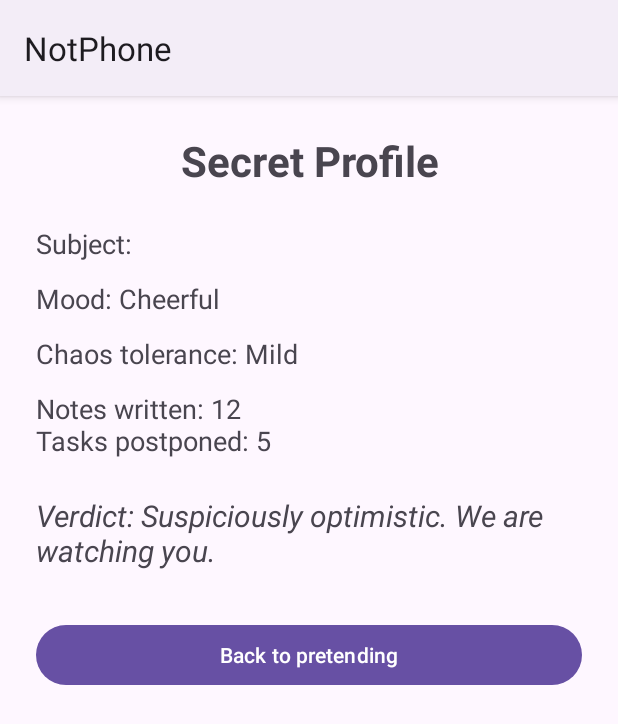
After one commit to fttmmz/NotPhone-, an Android app: the HiddenActivity screen opened directly, with no data from a screen before it, on a phone screen of 412 x 824 dp. The commit adds this screen. Shown: the top 724 px of the screen. Run offline under Robolectric (Android 15) with nearby library versions, the phone set to English and light mode, and no system bars.

Commit message:
Glitchy screen transitions

```diff
--- a/app/src/main/AndroidManifest.xml
+++ b/app/src/main/AndroidManifest.xml
@@ -27,6 +27,8 @@
             android:name=".ui.system.HomeActivity"
             android:exported="false"
             android:windowSoftInputMode="adjustResize" />
+
+        <activity android:name=".ui.system.HiddenActivity" android:exported="false" />
     </application>
 
 </manifest>
--- /dev/null
+++ b/app/src/main/java/com/example/notphone/logic/GlitchManager.java
@@ -0,0 +1,45 @@
+package com.example.notphone.logic;
+
+import android.animation.AnimatorSet;
+import android.animation.ObjectAnimator;
+import android.view.View;
+
+import com.example.notphone.R;
+
+import java.util.Random;
+import android.app.Activity;
+import android.content.Intent;
+
+
+public final class GlitchManager {
+    private GlitchManager() {}
+    private static final Random RANDOM = new Random();
+    // Makes a view shake, tilt and flicker for 0.4 seconds, then return to normal.
+    public static void glitch(View view) {
+        if (ChaosSettings.getLevel(view.getContext()) == ChaosSettings.OFF) return;  // respect the setting
+
+        ObjectAnimator shake = ObjectAnimator.ofFloat(view, "translationX", 0f, 25f, -25f, 15f, -15f, 0f);
+        ObjectAnimator tilt = ObjectAnimator.ofFloat(view, "rotation", 0f, 3f, -3f, 0f);
+        ObjectAnimator flicker = ObjectAnimator.ofFloat(view, "alpha", 1f, 0.3f, 1f, 0.5f, 1f);
+
+
+
+
+        AnimatorSet set = new AnimatorSet();
+        set.playTogether(shake, tilt, flicker);   // all three at the same time
+        set.setDuration(400);
+        set.start();
+
+    }
+
+    public static void startActivity(Activity from, Intent intent) {
+        from.startActivity(intent);
+        int chaos = ChaosSettings.getLevel(from);
+        if (chaos == ChaosSettings.OFF) return;               // normal transition
+        if (chaos == ChaosSettings.UNHINGED && RANDOM.nextBoolean()) {
+            from.overridePendingTransition(R.anim.spin_in, R.anim.spin_out);
+        } else {
+            from.overridePendingTransition(R.anim.glitch_in, R.anim.glitch_out);
+        }
+    }
+}
--- /dev/null
+++ b/app/src/main/java/com/example/notphone/ui/system/HiddenActivity.java
@@ -0,0 +1,58 @@
+package com.example.notphone.ui.system;
+
+import android.os.Bundle;
+import android.widget.TextView;
+
+import androidx.activity.EdgeToEdge;
+import androidx.appcompat.app.AppCompatActivity;
+import androidx.core.graphics.Insets;
+import androidx.core.view.ViewCompat;
+import androidx.core.view.WindowInsetsCompat;
+
+import com.example.notphone.R;
+import com.example.notphone.logic.ChaosSettings;
+import com.example.notphone.logic.GlitchManager;
+import com.example.notphone.logic.MoodManager;
+
+public class HiddenActivity extends BaseActivity {
+
+    // PLACEHOLDERS until B's Repository exists. Later: ask B for real counts.
+    private static final int PLACEHOLDER_NOTES = 12;
+    private static final int PLACEHOLDER_POSTPONED = 5;
+
+    private TextView[] lines;
+
+    @Override
+    protected void onCreate(Bundle savedInstanceState) {
+        super.onCreate(savedInstanceState);
+        setContentView(R.layout.activity_hidden);
+
+        String name = getSharedPreferences("notphone", MODE_PRIVATE).getString("username", "");
+        int mood = MoodManager.getMood(this);
+        int chaos = ChaosSettings.getLevel(this);
+        String[] chaosNames = getResources().getStringArray(R.array.system_chaos_levels);
+        String[] verdicts = getResources().getStringArray(R.array.system_personalities);
+
+        TextView tvName = findViewById(R.id.tvHiddenName);
+        TextView tvMood = findViewById(R.id.tvHiddenMood);
+        TextView tvChaos = findViewById(R.id.tvHiddenChaos);
+        TextView tvStats = findViewById(R.id.tvHiddenStats);
+        TextView tvVerdict = findViewById(R.id.tvHiddenVerdict);
+
+        tvName.setText(getString(R.string.system_hidden_name, name));
+        tvMood.setText(getString(R.string.system_mood_label, MoodManager.getName(this)));
+        tvChaos.setText(getString(R.string.system_hidden_chaos, chaosNames[chaos]));
+        tvStats.setText(getString(R.string.system_hidden_stats, PLACEHOLDER_NOTES, PLACEHOLDER_POSTPONED));
+        tvVerdict.setText(getString(R.string.system_hidden_verdict, verdicts[mood]));
+
+        lines = new TextView[]{tvName, tvMood, tvChaos, tvStats, tvVerdict};
+        glitchAll();
+
+        findViewById(R.id.tvHiddenTitle).setOnClickListener(v -> glitchAll());   // tap the title to glitch again
+        findViewById(R.id.btnHiddenBack).setOnClickListener(v -> finish());
+    }
+
+    private void glitchAll() {
+        for (TextView line : lines) GlitchManager.glitch(line);
+    }
+}
--- a/app/src/main/java/com/example/notphone/ui/system/HomeActivity.java
+++ b/app/src/main/java/com/example/notphone/ui/system/HomeActivity.java
@@ -8,6 +8,7 @@ import android.graphics.Color;
 import android.os.Bundle;
 import android.os.Handler;
 import android.os.Looper;
+import android.os.SystemClock;
 import android.view.KeyEvent;
 import android.view.Menu;
 import android.view.MenuItem;
@@ -27,6 +28,7 @@ import androidx.core.view.WindowInsetsCompat;
 
 import com.example.notphone.R;
 import com.example.notphone.logic.ChaosSettings;
+import com.example.notphone.logic.GlitchManager;
 import com.example.notphone.logic.MoodManager;
 import com.example.notphone.logic.NotificationHelper;
 
@@ -43,6 +45,8 @@ public class HomeActivity extends BaseActivity {
     private boolean nokiaMode;
     private IconAdapter adapter;
     private static final String LABEL_PREFIX = "label_";
+    private int secretTaps = 0;
+    private long lastTapTime = 0;
     private final Handler handler = new Handler(Looper.getMainLooper());
 
     @Override
@@ -72,6 +76,20 @@ public class HomeActivity extends BaseActivity {
             MoodManager.setMood(this, (MoodManager.getMood(this) + 1) % 4);
             applyMood();
             return true;   // true = "I used up this long-press"
+        });
+        // Secret: tap the greeting 7 times quickly to open the hidden screen
+        tvGreeting.setOnClickListener(v -> {
+            long now = SystemClock.elapsedRealtime();
+            if (now - lastTapTime > 1500) secretTaps = 0;   // too slow, start counting again
+            lastTapTime = now;
+            secretTaps++;
+            if (secretTaps == 4) {
+                Toast.makeText(this, R.string.system_poke, Toast.LENGTH_SHORT).show();   // a hint
+            }
+            if (secretTaps >= 7) {
+                secretTaps = 0;
+                GlitchManager.startActivity(this, new Intent(this, HiddenActivity.class));   // explicit intent
+            }
         });
 
         buildAppList();
@@ -142,7 +160,7 @@ public class HomeActivity extends BaseActivity {
         if (app.target == null) {
             Toast.makeText(this, R.string.system_coming_soon, Toast.LENGTH_SHORT).show();
         } else {
-            startActivity(new Intent(this, app.target));
+            GlitchManager.startActivity(this, new Intent(this, HiddenActivity.class));
         }
     }
 
--- /dev/null
+++ b/app/src/main/res/anim/glitch_in.xml
@@ -0,0 +1,9 @@
+<?xml version="1.0" encoding="utf-8"?>
+<set xmlns:android="http://schemas.android.com/apk/res/android"
+    android:duration="300">
+    <alpha android:fromAlpha="0.0" android:toAlpha="1.0" />
+    <scale
+        android:fromXScale="0.7" android:toXScale="1.0"
+        android:fromYScale="0.7" android:toYScale="1.0"
+        android:pivotX="50%" android:pivotY="50%" />
+</set>
--- /dev/null
+++ b/app/src/main/res/anim/glitch_out.xml
@@ -0,0 +1,6 @@
+<?xml version="1.0" encoding="utf-8"?>
+<set xmlns:android="http://schemas.android.com/apk/res/android"
+    android:duration="300">
+    <alpha android:fromAlpha="1.0" android:toAlpha="0.0" />
+    <translate android:fromXDelta="0%" android:toXDelta="-30%" />
+</set>
--- /dev/null
+++ b/app/src/main/res/anim/spin_in.xml
@@ -0,0 +1,8 @@
+<?xml version="1.0" encoding="utf-8"?>
+<set xmlns:android="http://schemas.android.com/apk/res/android"
+    android:duration="400">
+    <alpha android:fromAlpha="0.0" android:toAlpha="1.0" />
+    <rotate
+        android:fromDegrees="-90" android:toDegrees="0"
+        android:pivotX="50%" android:pivotY="50%" />
+</set>
--- /dev/null
+++ b/app/src/main/res/anim/spin_out.xml
@@ -0,0 +1,8 @@
+<?xml version="1.0" encoding="utf-8"?>
+<set xmlns:android="http://schemas.android.com/apk/res/android"
+    android:duration="400">
+    <alpha android:fromAlpha="1.0" android:toAlpha="0.0" />
+    <rotate
+        android:fromDegrees="0" android:toDegrees="90"
+        android:pivotX="50%" android:pivotY="50%" />
+</set>
--- /dev/null
+++ b/app/src/main/res/layout/activity_hidden.xml
@@ -0,0 +1,65 @@
+<?xml version="1.0" encoding="utf-8"?>
+<ScrollView xmlns:android="http://schemas.android.com/apk/res/android"
+    android:id="@+id/main"
+    android:layout_width="match_parent"
+    android:layout_height="match_parent">
+
+    <LinearLayout
+        android:layout_width="match_parent"
+        android:layout_height="wrap_content"
+        android:orientation="vertical"
+        android:padding="24dp">
+
+        <TextView
+            android:id="@+id/tvHiddenTitle"
+            android:layout_width="match_parent"
+            android:layout_height="wrap_content"
+            android:gravity="center"
+            android:text="@string/system_hidden_title"
+            android:textSize="28sp"
+            android:textStyle="bold" />
+
+        <TextView
+            android:id="@+id/tvHiddenName"
+            android:layout_width="match_parent"
+            android:layout_height="wrap_content"
+            android:layout_marginTop="24dp"
+            android:textSize="18sp" />
+
+        <TextView
+            android:id="@+id/tvHiddenMood"
+            android:layout_width="match_parent"
+            android:layout_height="wrap_content"
+            android:layout_marginTop="12dp"
+            android:textSize="18sp" />
+
+        <TextView
+            android:id="@+id/tvHiddenChaos"
+            android:layout_width="match_parent"
+            android:layout_height="wrap_content"
+            android:layout_marginTop="12dp"
+            android:textSize="18sp" />
+
+        <TextView
+            android:id="@+id/tvHiddenStats"
+            android:layout_width="match_parent"
+            android:layout_height="wrap_content"
+            android:layout_marginTop="12dp"
+            android:textSize="18sp" />
+
+        <TextView
+            android:id="@+id/tvHiddenVerdict"
+            android:layout_width="match_parent"
+            android:layout_height="wrap_content"
+            android:layout_marginTop="24dp"
+            android:textSize="20sp"
+            android:textStyle="italic" />
+
+        <Button
+            android:id="@+id/btnHiddenBack"
+            android:layout_width="match_parent"
+            android:layout_height="wrap_content"
+            android:layout_marginTop="32dp"
+            android:text="@string/system_hidden_back" />
+    </LinearLayout>
+</ScrollView>
--- a/app/src/main/res/values/strings.xml
+++ b/app/src/main/res/values/strings.xml
@@ -1,7 +1,10 @@
 <resources>
     <string name="app_name">NotPhone</string>
     <string-array name="system_moods">
-        <item>Cheerful</item><item>Grumpy</item><item>Sleepy</item><item>Chaotic</item>
+        <item>Cheerful</item>
+        <item>Grumpy</item>
+        <item>Sleepy</item>
+        <item>Chaotic</item>
     </string-array>
     <string name="system_error_no_name">A phone with no owner? Bold. Type a name.</string>
     <string name="system_greeting">Hello, %1$s</string>
@@ -53,4 +56,17 @@
         <item>Your phone updated itself to be slightly worse.</item>
         <item>I remembered something. I will not tell you.</item>
     </string-array>
+    <string name="system_poke">Stop poking me.</string>
+    <string name="system_hidden_title">Secret Profile</string>
+    <string name="system_hidden_name">Subject: %1$s</string>
+    <string name="system_hidden_chaos">Chaos tolerance: %1$s</string>
+    <string name="system_hidden_stats">Notes written: %1$d\nTasks postponed: %2$d</string>
+    <string name="system_hidden_verdict">Verdict: %1$s</string>
+    <string name="system_hidden_back">Back to pretending</string>
+    <string-array name="system_personalities">
+        <item>Suspiciously optimistic. We are watching you.</item>
+        <item>Professionally annoyed. A natural.</item>
+        <item>Horizontal by nature. Respect.</item>
+        <item>Chaos in human form. Please seek help.</item>
+    </string-array>
 </resources>
```
